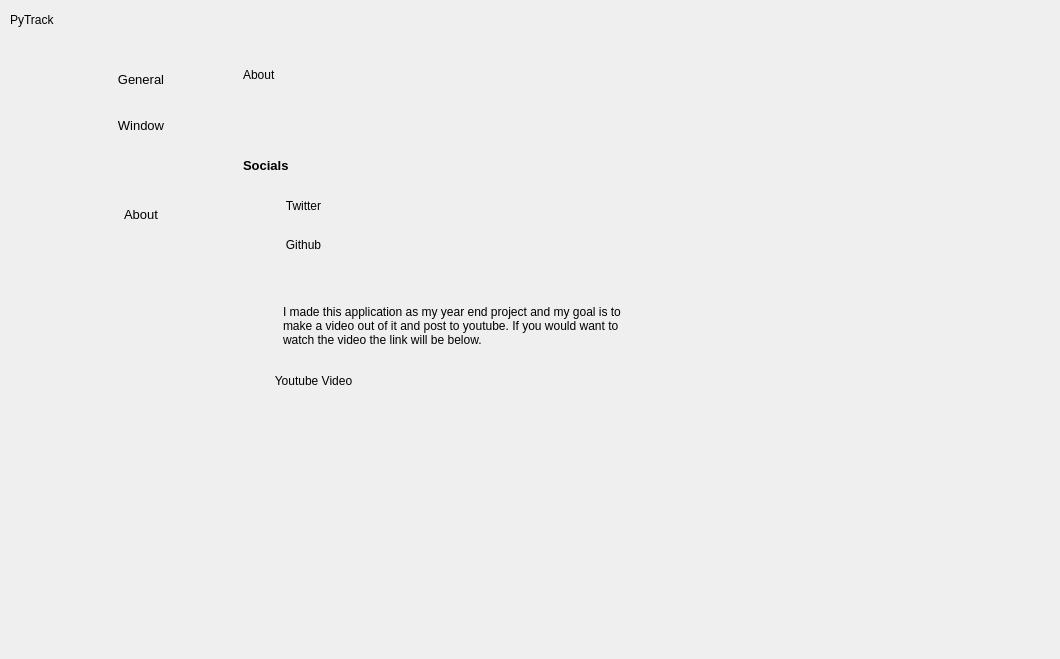
Before: the Qt Designer form UI/main/main.ui in 0CottonBuds/PyTrack, drawn with Qt 5.
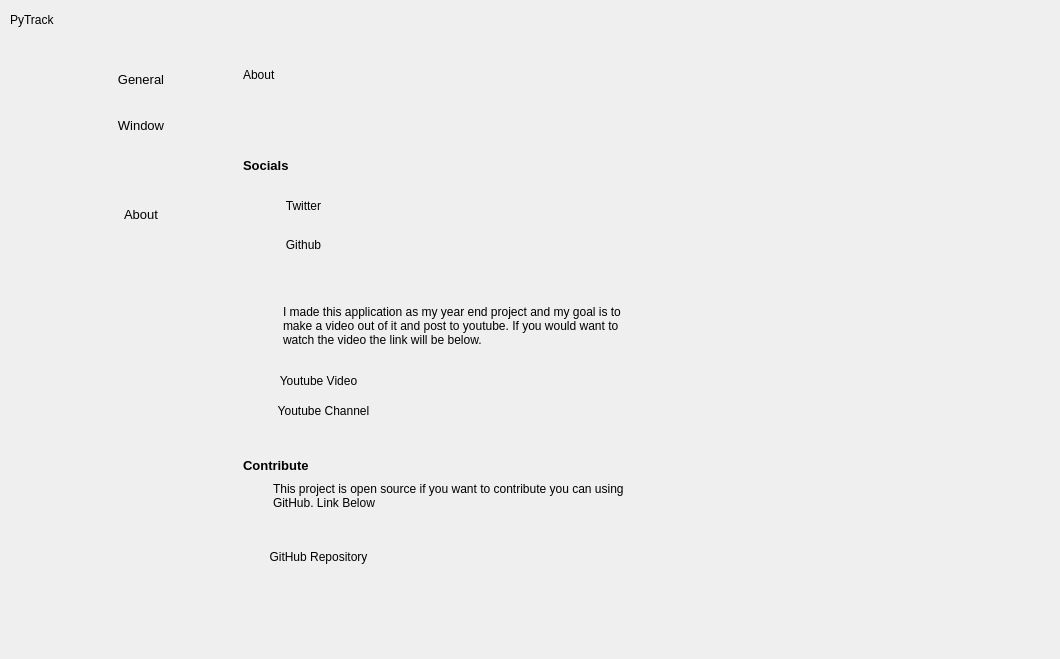
After: the same form once the commit is applied. The open tabs and pages were chosen to show the change. Icons and pictures are not drawn.

Commit message: updated main UI about page to support contributions

```diff
--- a/UI/main/main.ui
+++ b/UI/main/main.ui
@@ -1672,7 +1672,7 @@
                            <rect>
                             <x>20</x>
                             <y>220</y>
-                            <width>121</width>
+                            <width>131</width>
                             <height>31</height>
                            </rect>
                           </property>
@@ -1683,6 +1683,77 @@
                            <bool>true</bool>
                           </property>
                          </widget>
+                         <widget class="QPushButton" name="button_link_to_youtube_channel">
+                          <property name="geometry">
+                           <rect>
+                            <x>10</x>
+                            <y>250</y>
+                            <width>161</width>
+                            <height>31</height>
+                           </rect>
+                          </property>
+                          <property name="text">
+                           <string>Youtube Channel</string>
+                          </property>
+                          <property name="flat">
+                           <bool>true</bool>
+                          </property>
+                         </widget>
+                         <widget class="QLabel" name="label_20">
+                          <property name="geometry">
+                           <rect>
+                            <x>10</x>
+                            <y>310</y>
+                            <width>151</width>
+                            <height>20</height>
+                           </rect>
+                          </property>
+                          <property name="font">
+                           <font>
+                            <pointsize>10</pointsize>
+                            <weight>75</weight>
+                            <bold>true</bold>
+                           </font>
+                          </property>
+                          <property name="frameShape">
+                           <enum>QFrame::NoFrame</enum>
+                          </property>
+                          <property name="text">
+                           <string>Contribute</string>
+                          </property>
+                         </widget>
+                         <widget class="QLabel" name="label_21">
+                          <property name="geometry">
+                           <rect>
+                            <x>40</x>
+                            <y>330</y>
+                            <width>351</width>
+                            <height>41</height>
+                           </rect>
+                          </property>
+                          <property name="text">
+                           <string>This project is open source if you want to contribute you can using GitHub. Link Below</string>
+                          </property>
+                          <property name="wordWrap">
+                           <bool>true</bool>
+                          </property>
+                         </widget>
+                         <widget class="QPushButton" name="button_link_to_github_repository">
+                          <property name="geometry">
+                           <rect>
+                            <x>0</x>
+                            <y>400</y>
+                            <width>171</width>
+                            <height>23</height>
+                           </rect>
+                          </property>
+                          <property name="text">
+                           <string>GitHub Repository</string>
+                          </property>
+                          <property name="flat">
+                           <bool>true</bool>
+                          </property>
+                         </widget>
                         </widget>
                        </item>
                       </layout>
```
Left out of the diff: 57 changed lines with no effect on the pictures. The commit also changes 2 other files.
